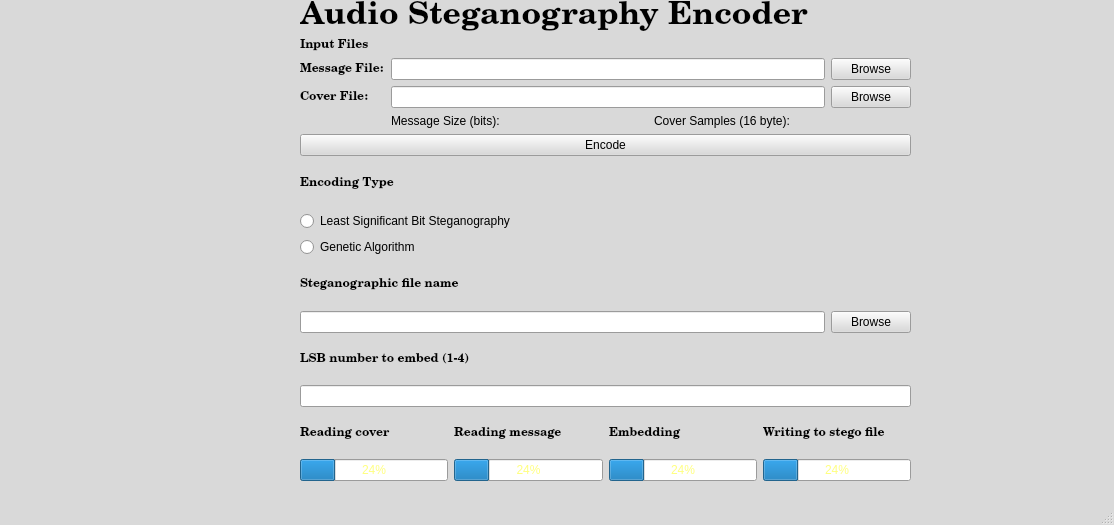
This is src/EncodingInterface.ui in jrgouws16/Audio-Steganograpy as Qt 5 draws it before an edit. The edited form follows.
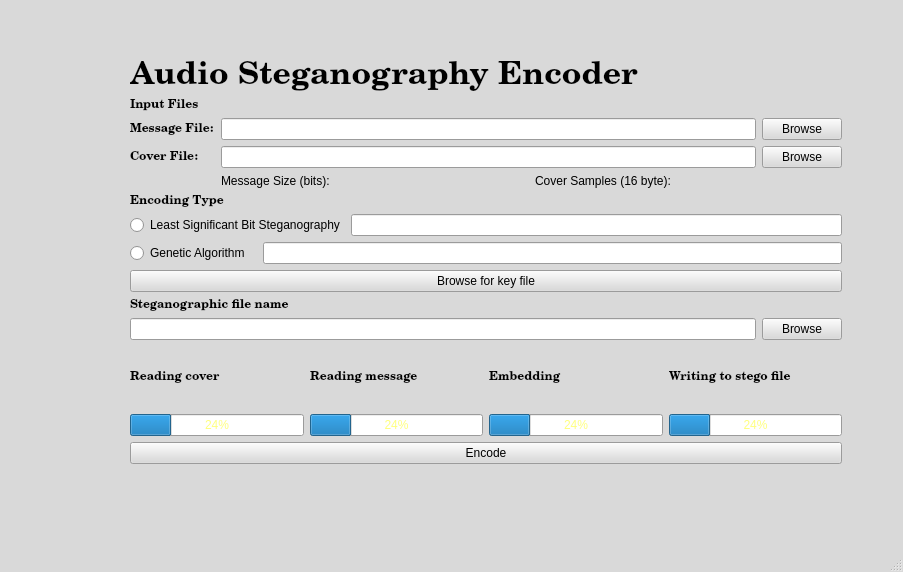
This is the edited form.

Commit message: Integrated GA encoding with GUI

```diff
--- a/src/EncodingInterface.ui
+++ b/src/EncodingInterface.ui
@@ -6,8 +6,8 @@
    <rect>
     <x>0</x>
     <y>0</y>
-    <width>1114</width>
-    <height>525</height>
+    <width>903</width>
+    <height>572</height>
    </rect>
   </property>
   <property name="palette">
@@ -438,10 +438,10 @@
    <widget class="QWidget" name="layoutWidget">
     <property name="geometry">
      <rect>
-      <x>300</x>
-      <y>0</y>
-      <width>611</width>
-      <height>481</height>
+      <x>130</x>
+      <y>60</y>
+      <width>712</width>
+      <height>404</height>
      </rect>
     </property>
     <layout class="QVBoxLayout" name="verticalLayout_4">
@@ -599,13 +599,6 @@
          </item>
         </layout>
        </item>
-       <item>
-        <widget class="QPushButton" name="pushButton_encode">
-         <property name="text">
-          <string>Encode</string>
-         </property>
-        </widget>
-       </item>
       </layout>
      </item>
      <item>
@@ -625,6 +618,12 @@
         </widget>
        </item>
        <item>
+        <layout class="QVBoxLayout" name="verticalLayout_6">
+         <item>
+          <layout class="QVBoxLayout" name="verticalLayout_5">
+           <item>
+            <layout class="QHBoxLayout" name="horizontalLayout_9">
+             <item>
         <widget class="QRadioButton" name="radioButton_LSB">
          <property name="palette">
           <palette>
@@ -669,11 +668,49 @@
         </widget>
        </item>
        <item>
+              <layout class="QHBoxLayout" name="horizontalLayout_8">
+               <item>
+                <widget class="QLineEdit" name="lineEdit_LSB_nr">
+                 <property name="enabled">
+                  <bool>true</bool>
+                 </property>
+                 <property name="text">
+                  <string/>
+                 </property>
+                </widget>
+               </item>
+              </layout>
+             </item>
+            </layout>
+           </item>
+           <item>
+            <layout class="QHBoxLayout" name="horizontalLayout_10">
+             <item>
         <widget class="QRadioButton" name="radioButton_GA">
          <property name="text">
-          <string>Genetic Algorithm</string>
-         </property>
-        </widget>
+                <string>Genetic Algorithm  </string>
+               </property>
+              </widget>
+             </item>
+             <item>
+              <widget class="QLineEdit" name="lineEdit_GA_key">
+               <property name="enabled">
+                <bool>true</bool>
+               </property>
+              </widget>
+             </item>
+            </layout>
+           </item>
+          </layout>
+         </item>
+         <item>
+          <widget class="QPushButton" name="pushButton_browse_key">
+           <property name="text">
+            <string>Browse for key file</string>
+           </property>
+          </widget>
+         </item>
+        </layout>
        </item>
        <item>
         <widget class="QLabel" name="label_type_6">
@@ -714,23 +751,6 @@
      </item>
      <item>
       <layout class="QVBoxLayout" name="verticalLayout_3">
-       <item>
-        <widget class="QLabel" name="label_type_5">
-         <property name="font">
-          <font>
-           <family>Century Schoolbook L</family>
-           <weight>75</weight>
-           <bold>true</bold>
-          </font>
-         </property>
-         <property name="text">
-          <string>LSB number to embed (1-4)</string>
-         </property>
-        </widget>
-       </item>
-       <item>
-        <widget class="QLineEdit" name="lineEdit_LSB_nr"/>
-       </item>
        <item>
         <layout class="QHBoxLayout" name="horizontalLayout_2">
          <item>
@@ -823,6 +843,13 @@
          </item>
         </layout>
        </item>
+       <item>
+        <widget class="QPushButton" name="pushButton_encode">
+         <property name="text">
+          <string>Encode</string>
+         </property>
+        </widget>
+       </item>
       </layout>
      </item>
     </layout>
```
Left out of the diff: 218 changed lines with no effect on the pictures. Lines whose indentation alone changed are shown as unchanged. The commit also changes 7 other files.
